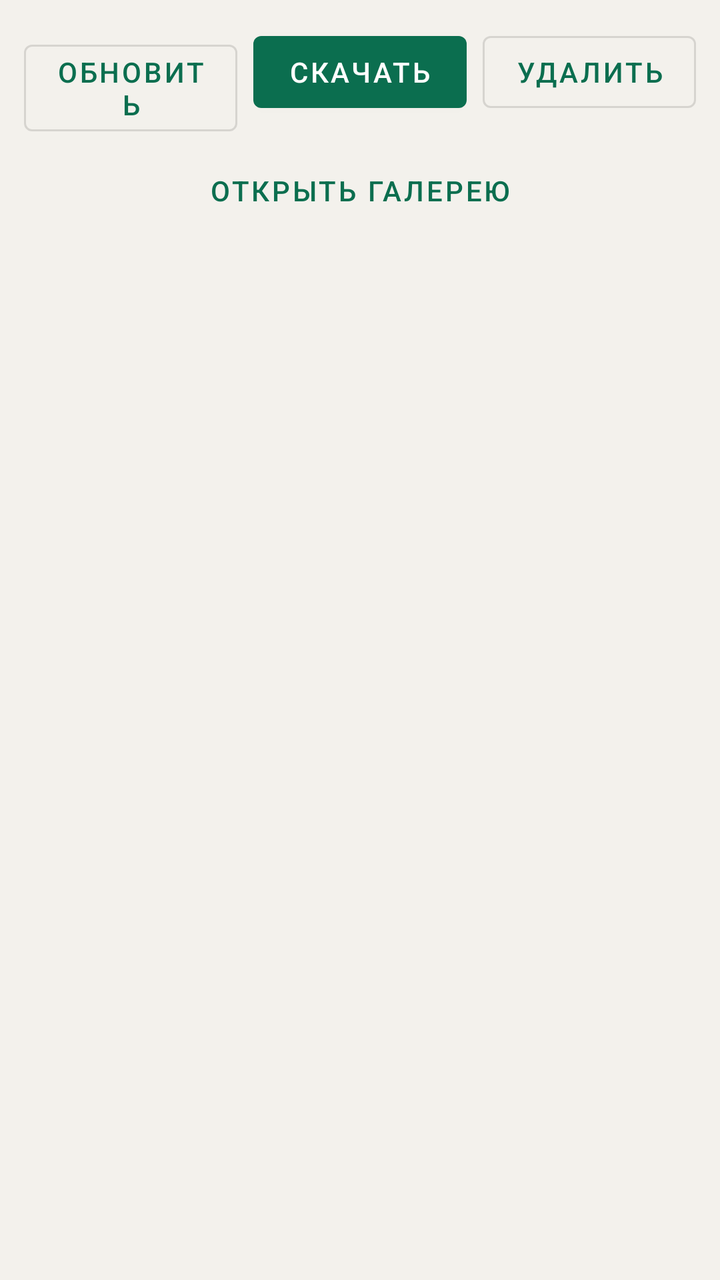
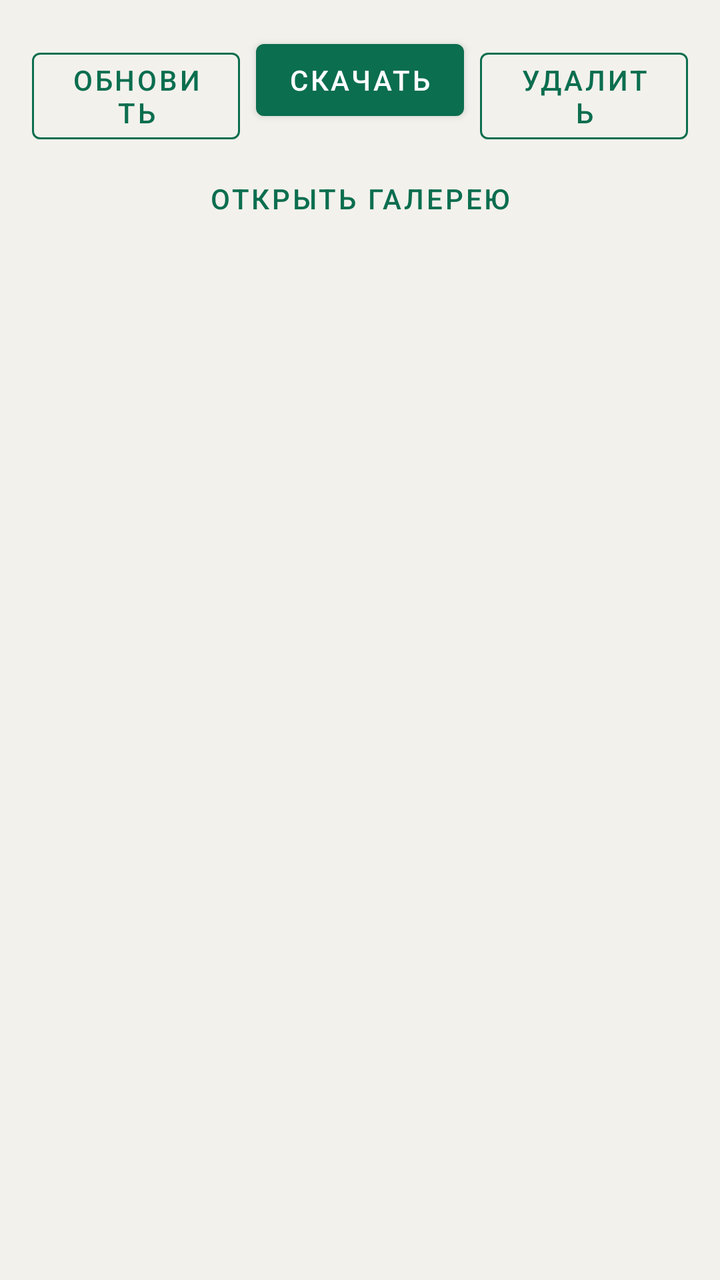

An Android layout rendered at two revisions. The XML below is the earlier revision; the diff shows what the commit changed to produce the second picture.
<!-- AndroidManifest.xml: application theme Theme.Insta360X5 -->
<!-- res/layout/activity_files.xml -->
<?xml version="1.0" encoding="utf-8"?>
<LinearLayout xmlns:android="http://schemas.android.com/apk/res/android"
    android:layout_width="match_parent"
    android:layout_height="match_parent"
    android:orientation="vertical"
    android:padding="12dp">

    <LinearLayout
        android:layout_width="match_parent"
        android:layout_height="wrap_content"
        android:orientation="horizontal">

        <com.google.android.material.button.MaterialButton
            android:id="@+id/btnRefresh"
            style="@style/Widget.MaterialComponents.Button.OutlinedButton"
            android:layout_width="0dp"
            android:layout_height="wrap_content"
            android:layout_weight="1"
            android:text="@string/refresh" />

        <com.google.android.material.button.MaterialButton
            android:id="@+id/btnDownload"
            android:layout_width="0dp"
            android:layout_height="wrap_content"
            android:layout_marginStart="8dp"
            android:layout_weight="1"
            android:text="@string/download" />

        <com.google.android.material.button.MaterialButton
            android:id="@+id/btnDelete"
            style="@style/Widget.MaterialComponents.Button.OutlinedButton"
            android:layout_width="0dp"
            android:layout_height="wrap_content"
            android:layout_marginStart="8dp"
            android:layout_weight="1"
            android:text="@string/delete" />
    </LinearLayout>

    <com.google.android.material.button.MaterialButton
        android:id="@+id/btnOpenGallery"
        style="@style/Widget.MaterialComponents.Button.TextButton"
        android:layout_width="match_parent"
        android:layout_height="wrap_content"
        android:layout_marginTop="4dp"
        android:text="@string/open_gallery" />

    <ProgressBar
        android:id="@+id/progress"
        style="?android:attr/progressBarStyleHorizontal"
        android:layout_width="match_parent"
        android:layout_height="wrap_content"
        android:layout_marginTop="8dp"
        android:indeterminate="true"
        android:visibility="gone" />

    <TextView
        android:id="@+id/filesStatus"
        android:layout_width="match_parent"
        android:layout_height="wrap_content"
        android:layout_marginTop="8dp"
        android:textColor="@color/text_secondary" />

    <androidx.recyclerview.widget.RecyclerView
        android:id="@+id/filesList"
        android:layout_width="match_parent"
        android:layout_height="0dp"
        android:layout_marginTop="8dp"
        android:layout_weight="1" />
</LinearLayout>
<!-- resources referenced by this layout -->
<resources>
  <color name="text_secondary">#FF5C5C5C</color>
  <string name="delete">Удалить</string>
  <string name="download">Скачать</string>
  <string name="open_gallery">Открыть галерею</string>
  <string name="refresh">Обновить</string>
  <style name="Theme.Insta360X5" parent="Theme.MaterialComponents.DayNight.DarkActionBar">
          <item name="colorPrimary">@color/accent</item>
          <item name="colorPrimaryDark">@color/accent_dark</item>
          <item name="colorAccent">@color/accent</item>
          <item name="android:statusBarColor">@color/accent_dark</item>
          <item name="android:windowBackground">@color/bg</item>
      </style>
  <color name="accent">#FF0B6E4F</color>
  <color name="accent_dark">#FF084C37</color>
  <color name="bg">#FFF3F1EC</color>
</resources>

<!-- the commit's change to res/layout/activity_files.xml (unified diff, before → after) -->
@@ -2,8 +2,10 @@
 <LinearLayout xmlns:android="http://schemas.android.com/apk/res/android"
     android:layout_width="match_parent"
     android:layout_height="match_parent"
+    android:background="@color/bg"
+    android:gravity="center_horizontal"
     android:orientation="vertical"
-    android:padding="12dp">
+    android:padding="16dp">
 
     <LinearLayout
         android:layout_width="match_parent"
@@ -12,7 +14,7 @@
 
         <com.google.android.material.button.MaterialButton
             android:id="@+id/btnRefresh"
-            style="@style/Widget.MaterialComponents.Button.OutlinedButton"
+            style="@style/Widget.Insta360X5.Button.Outlined"
             android:layout_width="0dp"
             android:layout_height="wrap_content"
             android:layout_weight="1"
@@ -20,6 +22,7 @@
 
         <com.google.android.material.button.MaterialButton
             android:id="@+id/btnDownload"
+            style="@style/Widget.Insta360X5.Button"
             android:layout_width="0dp"
             android:layout_height="wrap_content"
             android:layout_marginStart="8dp"
@@ -28,7 +31,7 @@
 
         <com.google.android.material.button.MaterialButton
             android:id="@+id/btnDelete"
-            style="@style/Widget.MaterialComponents.Button.OutlinedButton"
+            style="@style/Widget.Insta360X5.Button.Outlined"
             android:layout_width="0dp"
             android:layout_height="wrap_content"
             android:layout_marginStart="8dp"
@@ -38,7 +41,7 @@
 
     <com.google.android.material.button.MaterialButton
         android:id="@+id/btnOpenGallery"
-        style="@style/Widget.MaterialComponents.Button.TextButton"
+        style="@style/Widget.Insta360X5.Button.Text"
         android:layout_width="match_parent"
         android:layout_height="wrap_content"
         android:layout_marginTop="4dp"
<!-- resource entries referenced after the edit -->
@@ -1,19 +1,53 @@
 <!-- resources referenced by this layout -->
 <resources>
-  <color name="text_secondary">#FF5C5C5C</color>
+  <color name="text_secondary">#FF4A4A4A</color>
   <string name="delete">Удалить</string>
   <string name="download">Скачать</string>
   <string name="open_gallery">Открыть галерею</string>
   <string name="refresh">Обновить</string>
-  <style name="Theme.Insta360X5" parent="Theme.MaterialComponents.DayNight.DarkActionBar">
+  <style name="Widget.Insta360X5.Button" parent="Widget.MaterialComponents.Button">
+          <item name="android:textColor">@color/white</item>
+          <item name="backgroundTint">@color/accent</item>
+      </style>
+  <style name="Widget.Insta360X5.Button.Outlined" parent="Widget.MaterialComponents.Button.OutlinedButton">
+          <item name="android:textColor">@color/accent</item>
+          <item name="strokeColor">@color/accent</item>
+          <item name="rippleColor">@color/accent</item>
+      </style>
+  <style name="Widget.Insta360X5.Button.Text" parent="Widget.MaterialComponents.Button.TextButton">
+          <item name="android:textColor">@color/accent</item>
+      </style>
+  <style name="Theme.Insta360X5" parent="Theme.MaterialComponents.Light.DarkActionBar">
           <item name="colorPrimary">@color/accent</item>
           <item name="colorPrimaryDark">@color/accent_dark</item>
+          <item name="colorPrimaryVariant">@color/accent_dark</item>
+          <item name="colorSecondary">@color/accent</item>
           <item name="colorAccent">@color/accent</item>
+          <item name="colorOnPrimary">@color/white</item>
+          <item name="colorSurface">@color/surface</item>
+          <item name="colorOnSurface">@color/text_primary</item>
+          <item name="android:colorBackground">@color/bg</item>
+          <item name="android:windowBackground">@color/bg</item>
           <item name="android:statusBarColor">@color/accent_dark</item>
-          <item name="android:windowBackground">@color/bg</item>
+          <item name="android:textColorPrimary">@color/text_primary</item>
+          <item name="android:textColorSecondary">@color/text_secondary</item>
+          <item name="android:textColor">@color/text_primary</item>
+          <item name="android:textColorHint">@color/text_secondary</item>
+          <item name="colorControlNormal">@color/text_secondary</item>
+          <item name="colorControlActivated">@color/accent</item>
+          <item name="actionBarTheme">@style/ThemeOverlay.Insta360X5.ActionBar</item>
+          <item name="materialButtonOutlinedStyle">@style/Widget.Insta360X5.Button.Outlined</item>
+          <item name="materialButtonStyle">@style/Widget.Insta360X5.Button</item>
       </style>
+  <color name="white">#FFFFFFFF</color>
   <color name="accent">#FF0B6E4F</color>
   <color name="accent_dark">#FF084C37</color>
+  <color name="surface">#FFFFFFFF</color>
+  <color name="text_primary">#FF1A1A1A</color>
+  <style name="ThemeOverlay.Insta360X5.ActionBar" parent="ThemeOverlay.MaterialComponents.Dark.ActionBar">
+          <item name="android:textColorPrimary">@color/white</item>
+          <item name="colorControlNormal">@color/white</item>
+      </style>
   <color name="bg">#FFF3F1EC</color>
 </resources>
 
